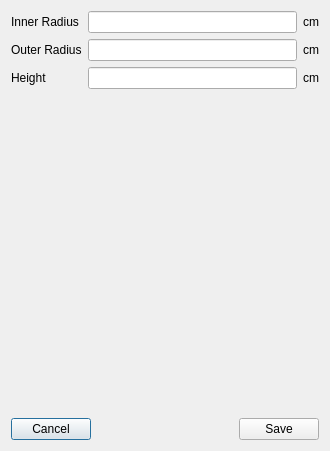
This is designer/ui_dimensions_setter.ui in neutrons/addie as Qt 5 draws it before an edit. The edited form follows.
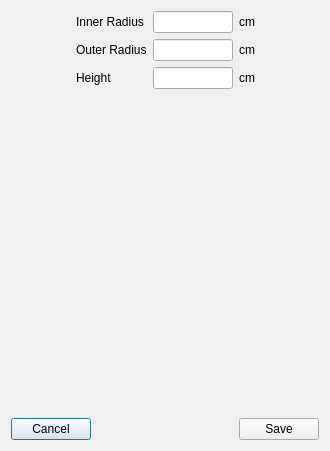
This is the edited form.

Commit message: Improved layout of geometry window

The edit to the form file:
```diff
--- a/designer/ui_dimensions_setter.ui
+++ b/designer/ui_dimensions_setter.ui
@@ -34,14 +34,37 @@
   <layout class="QVBoxLayout" name="verticalLayout">
    <item>
     <layout class="QGridLayout" name="gridLayout">
-     <item row="0" column="0">
-      <widget class="QLabel" name="radius_label">
+     <item row="0" column="3">
+      <widget class="QLabel" name="radius_units">
        <property name="text">
-        <string>Inner Radius</string>
+        <string>cm</string>
        </property>
       </widget>
      </item>
-     <item row="0" column="1">
+     <item row="1" column="2">
+      <widget class="QLineEdit" name="radius2_value">
+       <property name="minimumSize">
+        <size>
+         <width>80</width>
+         <height>0</height>
+        </size>
+       </property>
+       <property name="maximumSize">
+        <size>
+         <width>80</width>
+         <height>16777215</height>
+        </size>
+       </property>
+      </widget>
+     </item>
+     <item row="1" column="1">
+      <widget class="QLabel" name="radius2_label">
+       <property name="text">
+        <string>Outer Radius</string>
+       </property>
+      </widget>
+     </item>
+     <item row="0" column="2">
       <widget class="QLineEdit" name="radius_value">
        <property name="sizePolicy">
         <sizepolicy hsizetype="Expanding" vsizetype="Fixed">
@@ -49,49 +72,90 @@
          <verstretch>0</verstretch>
         </sizepolicy>
        </property>
-      </widget>
-     </item>
-     <item row="0" column="2">
-      <widget class="QLabel" name="radius_units">
-       <property name="text">
-        <string>cm</string>
+       <property name="minimumSize">
+        <size>
+         <width>80</width>
+         <height>0</height>
+        </size>
        </property>
-      </widget>
-     </item>
-     <item row="1" column="0">
-      <widget class="QLabel" name="radius2_label">
-       <property name="text">
-        <string>Outer Radius</string>
+       <property name="maximumSize">
+        <size>
+         <width>80</width>
+         <height>16777215</height>
+        </size>
        </property>
       </widget>
      </item>
-     <item row="1" column="1">
-      <widget class="QLineEdit" name="radius2_value"/>
-     </item>
-     <item row="1" column="2">
+     <item row="1" column="3">
       <widget class="QLabel" name="radius2_units">
        <property name="text">
         <string>cm</string>
        </property>
       </widget>
      </item>
-     <item row="2" column="0">
+     <item row="2" column="1">
       <widget class="QLabel" name="height_label">
        <property name="text">
         <string>Height</string>
        </property>
       </widget>
      </item>
-     <item row="2" column="1">
-      <widget class="QLineEdit" name="height_value"/>
-     </item>
-     <item row="2" column="2">
+     <item row="2" column="3">
       <widget class="QLabel" name="height_units">
        <property name="text">
         <string>cm</string>
        </property>
       </widget>
      </item>
+     <item row="0" column="4">
+      <spacer name="horizontalSpacer_3">
+       <property name="orientation">
+        <enum>Qt::Horizontal</enum>
+       </property>
+       <property name="sizeHint" stdset="0">
+        <size>
+         <width>40</width>
+         <height>20</height>
+        </size>
+       </property>
+      </spacer>
+     </item>
+     <item row="2" column="2">
+      <widget class="QLineEdit" name="height_value">
+       <property name="minimumSize">
+        <size>
+         <width>80</width>
+         <height>0</height>
+        </size>
+       </property>
+       <property name="maximumSize">
+        <size>
+         <width>80</width>
+         <height>16777215</height>
+        </size>
+       </property>
+      </widget>
+     </item>
+     <item row="0" column="1">
+      <widget class="QLabel" name="radius_label">
+       <property name="text">
+        <string>Inner Radius</string>
+       </property>
+      </widget>
+     </item>
+     <item row="0" column="0">
+      <spacer name="horizontalSpacer_4">
+       <property name="orientation">
+        <enum>Qt::Horizontal</enum>
+       </property>
+       <property name="sizeHint" stdset="0">
+        <size>
+         <width>40</width>
+         <height>20</height>
+        </size>
+       </property>
+      </spacer>
+     </item>
     </layout>
    </item>
    <item>
```
The commit also changes 1 other file.
